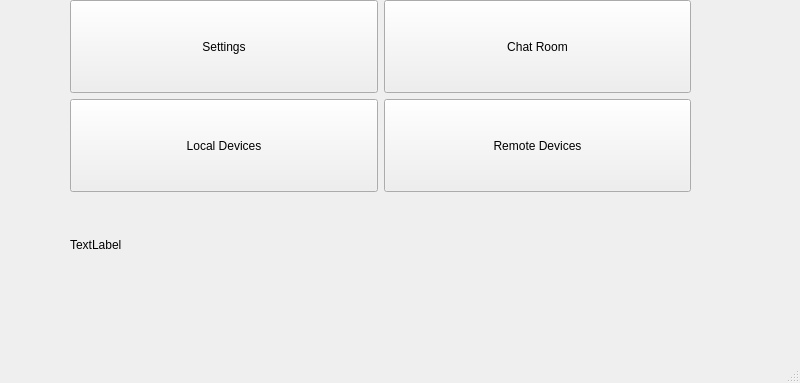
me-minus/coherence, file Mirabeau/ui/main.ui: the form before one commit.
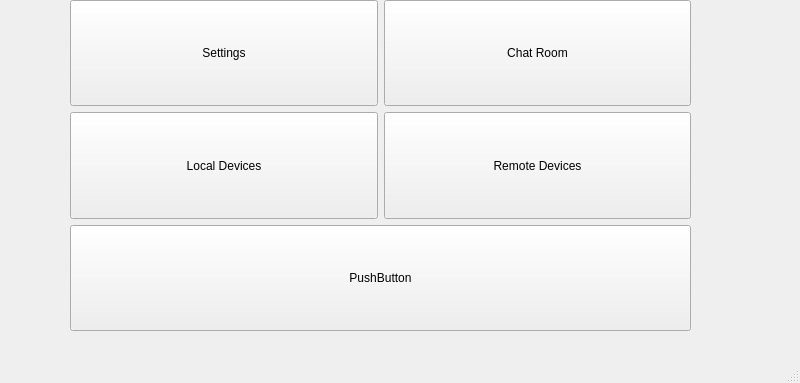
The form after the commit.

Commit message: mirabeau ui: auto-start coherence if possible and allow start/stop using a button

```diff
--- a/Mirabeau/ui/main.ui
+++ b/Mirabeau/ui/main.ui
@@ -20,10 +20,10 @@
       <x>70</x>
       <y>0</y>
       <width>621</width>
-      <height>291</height>
+      <height>331</height>
      </rect>
     </property>
-    <layout class="QGridLayout" name="gridLayout" rowstretch="1,0,1,0" columnstretch="1,1">
+    <layout class="QGridLayout" name="gridLayout" rowstretch="1,0,0,0,0" columnstretch="1,0">
      <property name="sizeConstraint">
       <enum>QLayout::SetMaximumSize</enum>
      </property>
@@ -45,7 +45,7 @@
        <property name="sizePolicy">
         <sizepolicy hsizetype="Expanding" vsizetype="MinimumExpanding">
          <horstretch>0</horstretch>
-         <verstretch>0</verstretch>
+         <verstretch>1</verstretch>
         </sizepolicy>
        </property>
        <property name="text">
@@ -70,7 +70,7 @@
       <widget class="QPushButton" name="remoteDevicesButton">
        <property name="sizePolicy">
         <sizepolicy hsizetype="Expanding" vsizetype="Expanding">
-         <horstretch>0</horstretch>
+         <horstretch>1</horstretch>
          <verstretch>1</verstretch>
         </sizepolicy>
        </property>
@@ -79,16 +79,16 @@
        </property>
       </widget>
      </item>
-     <item row="2" column="0" colspan="2">
-      <widget class="QLabel" name="statusLabel">
+     <item row="3" column="0" colspan="2">
+      <widget class="QPushButton" name="statusButton">
        <property name="sizePolicy">
-        <sizepolicy hsizetype="Expanding" vsizetype="Expanding">
+        <sizepolicy hsizetype="Minimum" vsizetype="MinimumExpanding">
          <horstretch>0</horstretch>
-         <verstretch>0</verstretch>
+         <verstretch>1</verstretch>
         </sizepolicy>
        </property>
        <property name="text">
-        <string>TextLabel</string>
+        <string>PushButton</string>
        </property>
       </widget>
      </item>
```
The commit also changes 1 other file.
